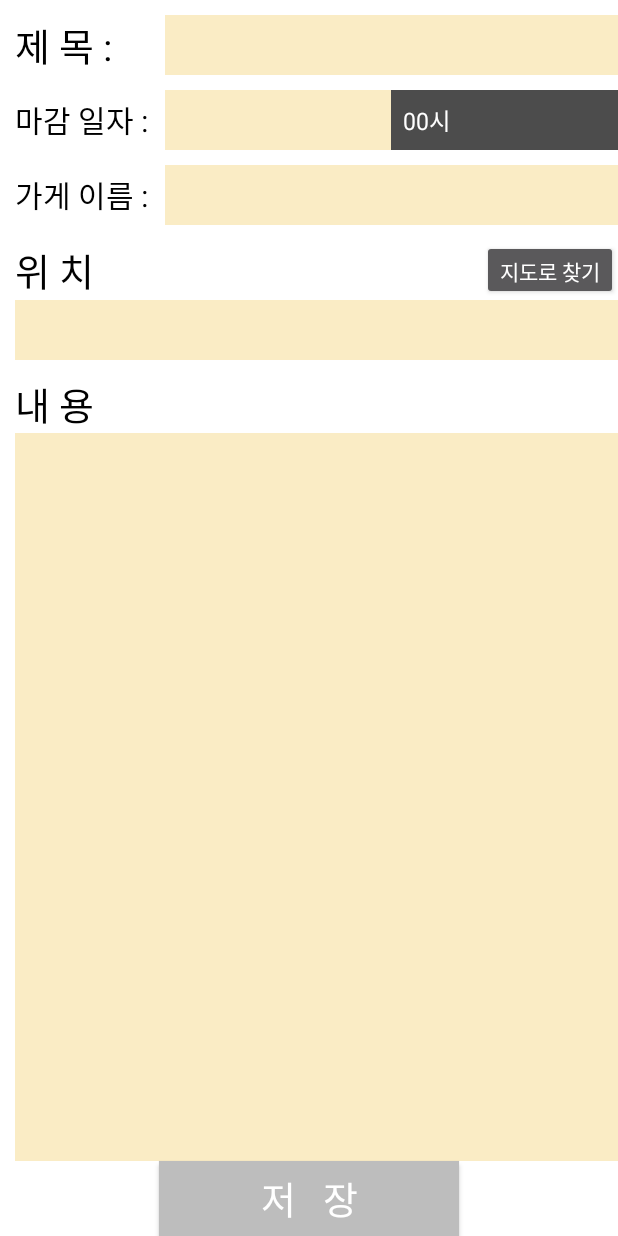
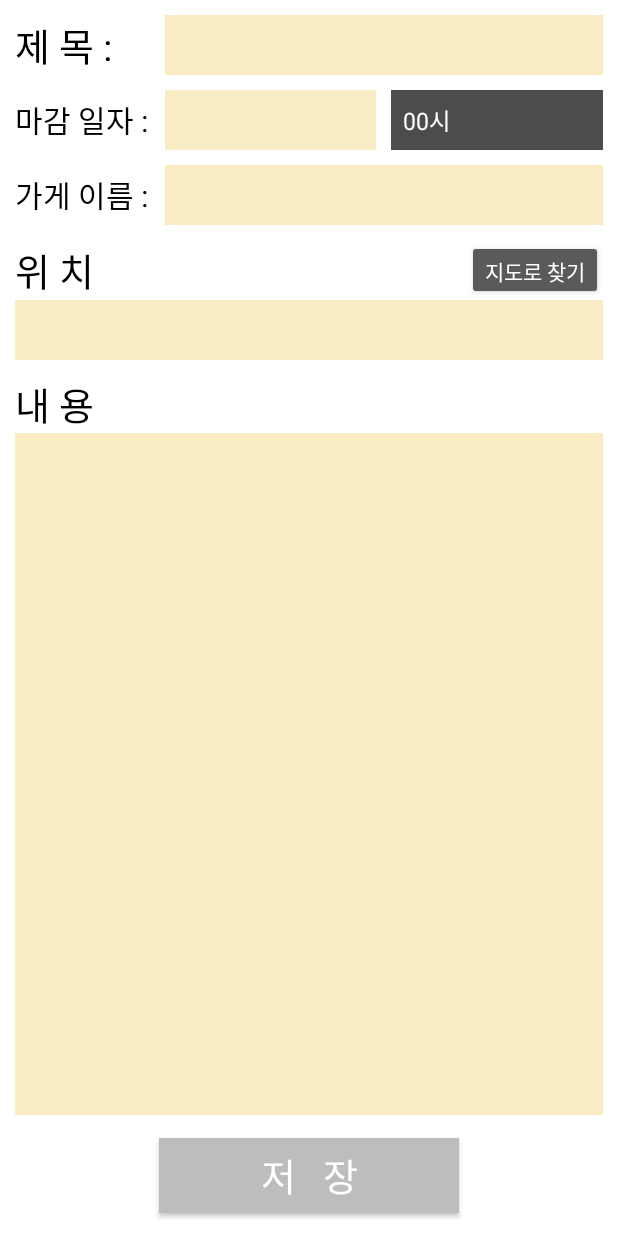
Before and after one commit to show0910/searchDeliciousFood, an Android app: the EventBoard screen opened directly, with no data from a screen before it, after a tap on "추 가", on a phone screen of 412 x 824 dp. Run offline under Robolectric (Android 15) with nearby library versions, the phone set to English and light mode, and no system bars.

Commit message:
Modify Design

```diff
--- a/app/src/main/AndroidManifest.xml
+++ b/app/src/main/AndroidManifest.xml
@@ -7,6 +7,9 @@
 
     <uses-permission android:name="android.permission.WRITE_EXTERNAL_STORAGE" />
     <uses-permission android:name="android.permission.READ_EXTERNAL_STORAGE" />
+
+    <uses-permission android:name="android.permission.VIBRATE" />
+    <uses-permission android:name="android.permission.WAKE_LOCK" />
 
     <uses-feature
         android:name="android.hardware.camera"
--- a/app/src/main/java/useschemeurl/com/example/choi/deliciousfoodsearch/NoticeBoard.java
+++ b/app/src/main/java/useschemeurl/com/example/choi/deliciousfoodsearch/NoticeBoard.java
@@ -407,7 +407,6 @@ public class NoticeBoard extends AppCompatActivity {
 
             editor.commit();
 
-            Toast.makeText(getApplicationContext(), "Data 입력 완료", Toast.LENGTH_SHORT).show();
         } else if (requestCode == REQUEST_CODE_UPDATE && resultCode == RESULT_OK) {
 
             String[] curData = new String[2];
--- a/app/src/main/res/layout/activity_event_another.xml
+++ b/app/src/main/res/layout/activity_event_another.xml
@@ -27,7 +27,8 @@
             android:layout_height="match_parent"
             android:layout_weight="1"
             android:background="#FAECC5"
-            android:textColor="#000000" />
+            android:textColor="#000000"
+            android:layout_marginRight="10dp" />
 
     </LinearLayout>
 
@@ -54,7 +55,8 @@
             android:layout_weight="1"
             android:background="#FAECC5"
             android:textSize="20dp"
-            android:textColor="#000000" />
+            android:textColor="#000000"
+            android:layout_marginRight="10dp" />
 
         <Spinner
             android:id="@+id/cmbTime"
@@ -63,7 +65,8 @@
             android:layout_weight="1"
             android:textSize="20dp"
             android:background="#4C4C4C"
-            android:gravity="right" />
+            android:gravity="right"
+            android:layout_marginRight="10dp" />
 
     </LinearLayout>
 
@@ -89,7 +92,8 @@
             android:layout_height="match_parent"
             android:layout_weight="1"
             android:background="#FAECC5"
-            android:textColor="#000000" />
+            android:textColor="#000000"
+            android:layout_marginRight="10dp" />
 
     </LinearLayout>
 
@@ -119,7 +123,8 @@
                 android:id="@+id/findMapButton"
                 android:layout_width="wrap_content"
                 android:layout_height="match_parent"
-                android:text="지도로 찾기" />
+                android:text="지도로 찾기"
+                android:layout_marginRight="10dp" />
 
         </LinearLayout>
 
@@ -130,7 +135,8 @@
             android:layout_height="0dp"
             android:layout_weight="1"
             android:background="#FAECC5"
-            android:textColor="#000000" />
+            android:textColor="#000000"
+            android:layout_marginRight="10dp" />
 
     </LinearLayout>
 
@@ -157,7 +163,9 @@
             android:layout_height="0dp"
             android:layout_weight="1"
             android:background="#FAECC5"
-            android:textColor="#000000" />
+            android:textColor="#000000"
+            android:layout_marginRight="10dp"
+            android:layout_marginBottom="15dp" />
     </LinearLayout>
 
     <Button
@@ -167,6 +175,7 @@
         android:layout_gravity="center_horizontal"
         android:background="#BDBDBD"
         android:text="저   장"
-        android:textSize="25dp" />
+        android:textSize="25dp"
+        android:layout_marginBottom="15dp" />
 
 </LinearLayout>
```
Also changed, not shown: app/src/main/java/useschemeurl/com/example/choi/deliciousfoodsearch/AlarmDefine.java (added, +33 -0 lines), app/src/main/java/useschemeurl/com/example/choi/deliciousfoodsearch/EventBoard.java (+62 -3 lines), app/src/main/java/useschemeurl/com/example/choi/deliciousfoodsearch/MainActivity.java (+4 -4 lines), app/src/main/java/useschemeurl/com/example/choi/deliciousfoodsearch/SearchDaumMap.java (+14 -9 lines), app/src/main/java/useschemeurl/com/example/choi/deliciousfoodsearch/event/EventTextListAdapter.java (+11 -14 lines), app/src/main/res/layout/activity_board_another.xml (+6 -4 lines), app/src/main/res/drawable/ic_add_entry.png (deleted).
